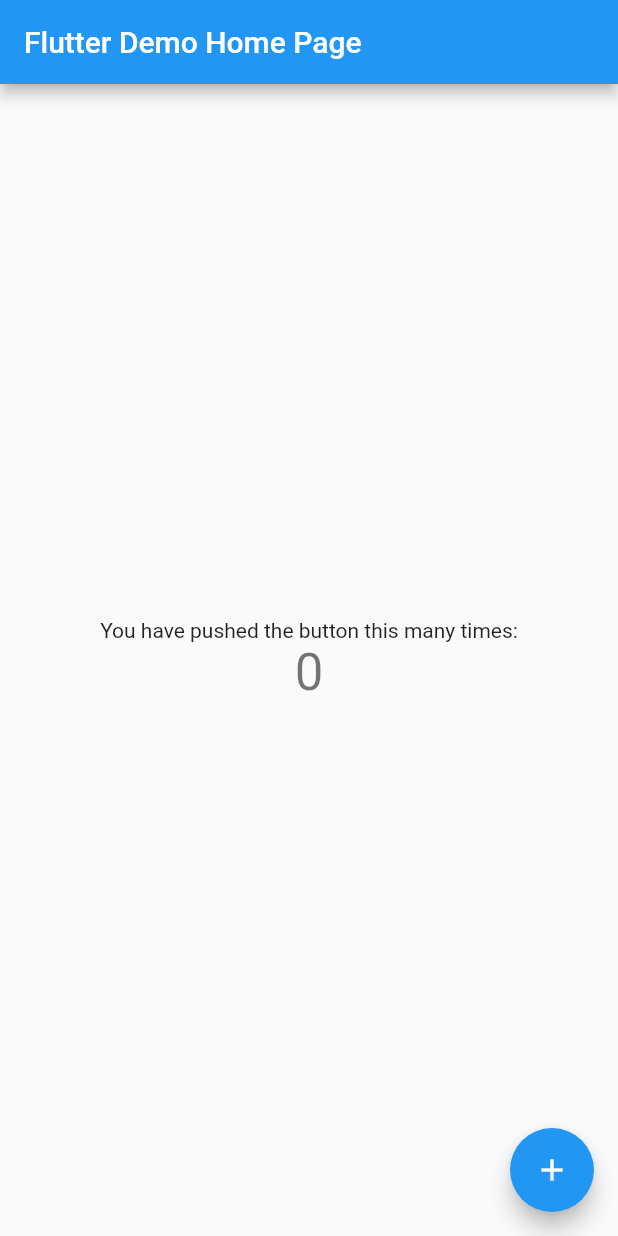
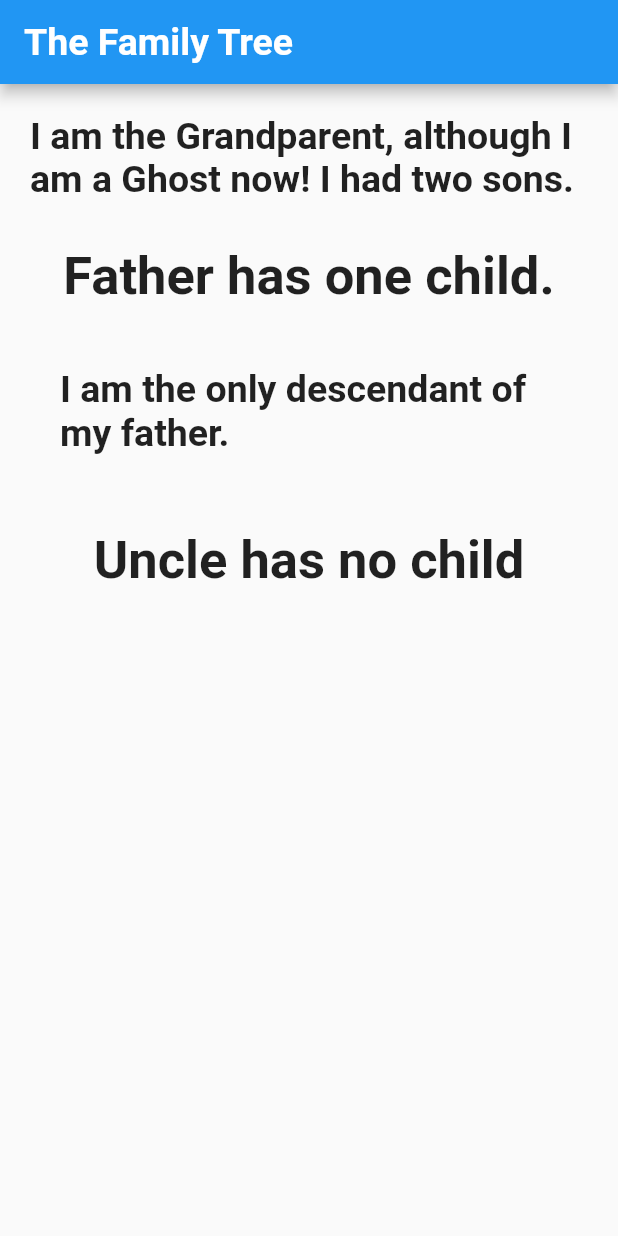
Before and after one commit to sanjibsinha/inherited_widget_explained, a Flutter app: the screen it shows after launch, on a phone screen of 412 x 824 dp. Run offline on Flutter 3.47's test engine with Material 2 defaults, Android fonts, the phone set to English and light mode, and no system bars.

Commit message:
Second Commit

```diff
--- a/lib/main.dart
+++ b/lib/main.dart
@@ -1,113 +1,117 @@
 import 'package:flutter/material.dart';
 
 void main() {
-  runApp(MyApp());
+  runApp(InheritedWidgetApp());
 }
 
-class MyApp extends StatelessWidget {
-  // This widget is the root of your application.
+class InheritedWidgetApp extends StatelessWidget {
   @override
   Widget build(BuildContext context) {
     return MaterialApp(
-      title: 'Flutter Demo',
-      theme: ThemeData(
-        // This is the theme of your application.
-        //
-        // Try running your application with "flutter run". You'll see the
-        // application has a blue toolbar. Then, without quitting the app, try
-        // changing the primarySwatch below to Colors.green and then invoke
-        // "hot reload" (press "r" in the console where you ran "flutter run",
-        // or simply save your changes to "hot reload" in a Flutter IDE).
-        // Notice that the counter didn't reset back to zero; the application
-        // is not restarted.
-        primarySwatch: Colors.blue,
-      ),
-      home: MyHomePage(title: 'Flutter Demo Home Page'),
+      title: 'Inherited Widget Explained',
+      debugShowCheckedModeBanner: false,
+      home: InheritedWidgetPage(),
     );
   }
 }
 
-class MyHomePage extends StatefulWidget {
-  MyHomePage({Key key, this.title}) : super(key: key);
-
-  // This widget is the home page of your application. It is stateful, meaning
-  // that it has a State object (defined below) that contains fields that affect
-  // how it looks.
-
-  // This class is the configuration for the state. It holds the values (in this
-  // case the title) provided by the parent (in this case the App widget) and
-  // used by the build method of the State. Fields in a Widget subclass are
-  // always marked "final".
-
-  final String title;
-
+class InheritedWidgetPage extends StatefulWidget {
   @override
-  _MyHomePageState createState() => _MyHomePageState();
+  _InheritedWidgetPageState createState() => _InheritedWidgetPageState();
 }
 
-class _MyHomePageState extends State<MyHomePage> {
-  int _counter = 0;
-
-  void _incrementCounter() {
-    setState(() {
-      // This call to setState tells the Flutter framework that something has
-      // changed in this State, which causes it to rerun the build method below
-      // so that the display can reflect the updated values. If we changed
-      // _counter without calling setState(), then the build method would not be
-      // called again, and so nothing would appear to happen.
-      _counter++;
-    });
-  }
-
+class _InheritedWidgetPageState extends State<InheritedWidgetPage> {
   @override
   Widget build(BuildContext context) {
-    // This method is rerun every time setState is called, for instance as done
-    // by the _incrementCounter method above.
-    //
-    // The Flutter framework has been optimized to make rerunning build methods
-    // fast, so that you can just rebuild anything that needs updating rather
-    // than having to individually change instances of widgets.
     return Scaffold(
       appBar: AppBar(
-        // Here we take the value from the MyHomePage object that was created by
-        // the App.build method, and use it to set our appbar title.
-        title: Text(widget.title),
-      ),
-      body: Center(
-        // Center is a layout widget. It takes a single child and positions it
-        // in the middle of the parent.
-        child: Column(
-          // Column is also a layout widget. It takes a list of children and
-          // arranges them vertically. By default, it sizes itself to fit its
-          // children horizontally, and tries to be as tall as its parent.
-          //
-          // Invoke "debug painting" (press "p" in the console, choose the
-          // "Toggle Debug Paint" action from the Flutter Inspector in Android
-          // Studio, or the "Toggle Debug Paint" command in Visual Studio Code)
-          // to see the wireframe for each widget.
-          //
-          // Column has various properties to control how it sizes itself and
-          // how it positions its children. Here we use mainAxisAlignment to
-          // center the children vertically; the main axis here is the vertical
-          // axis because Columns are vertical (the cross axis would be
-          // horizontal).
-          mainAxisAlignment: MainAxisAlignment.center,
-          children: <Widget>[
-            Text(
-              'You have pushed the button this many times:',
-            ),
-            Text(
-              '$_counter',
-              style: Theme.of(context).textTheme.headline4,
-            ),
-          ],
+        title: Text(
+          'The Family Tree',
+          style: TextStyle(fontWeight: FontWeight.bold, fontSize: 25.0),
         ),
       ),
-      floatingActionButton: FloatingActionButton(
-        onPressed: _incrementCounter,
-        tooltip: 'Increment',
-        child: Icon(Icons.add),
-      ), // This trailing comma makes auto-formatting nicer for build methods.
+      body: GrandParent(),
     );
   }
 }
+
+class GrandParent extends StatelessWidget {
+  @override
+  Widget build(BuildContext context) {
+    return _childrenList();
+  }
+}
+
+Widget _childrenList() => ListView(
+      padding: const EdgeInsets.all(20.0),
+      children: [
+        Text(
+          'I am the Grandparent, although I am a Ghost now! I had two sons.',
+          style: TextStyle(fontWeight: FontWeight.bold, fontSize: 25.0),
+        ),
+        SizedBox(
+          height: 10.0,
+        ),
+        FatherClass(),
+        SizedBox(
+          height: 10.0,
+        ),
+        UncleClass(),
+      ],
+    );
+
+class FatherClass extends StatelessWidget {
+  @override
+  Widget build(BuildContext context) {
+    return Center(
+        child: Column(
+      children: [
+        Container(
+          margin: EdgeInsets.all(10.0),
+          padding: EdgeInsets.all(10.0),
+          child: Text(
+            'Father has one child.',
+            style: TextStyle(fontWeight: FontWeight.bold, fontSize: 35.0),
+          ),
+        ),
+        IAmTheOnlyChildOfMyFather(),
+      ],
+    ));
+  }
+}
+
+class UncleClass extends StatelessWidget {
+  @override
+  Widget build(BuildContext context) {
+    return Center(
+      child: Container(
+        margin: EdgeInsets.all(10.0),
+        padding: EdgeInsets.all(10.0),
+        child: Text(
+          'Uncle has no child',
+          style: TextStyle(fontWeight: FontWeight.bold, fontSize: 35.0),
+        ),
+      ),
+    );
+  }
+}
+
+class IAmTheOnlyChildOfMyFather extends StatefulWidget {
+  @override
+  _IAmTheOnlyChildOfMyFatherState createState() =>
+      _IAmTheOnlyChildOfMyFatherState();
+}
+
+class _IAmTheOnlyChildOfMyFatherState extends State<IAmTheOnlyChildOfMyFather> {
+  @override
+  Widget build(BuildContext context) {
+    return Container(
+      margin: EdgeInsets.all(10.0),
+      padding: EdgeInsets.all(10.0),
+      child: Text(
+        'I am the only descendant of my father.',
+        style: TextStyle(fontWeight: FontWeight.bold, fontSize: 25.0),
+      ),
+    );
+  }
+}
```
Also changed, not shown: 1 other file.
